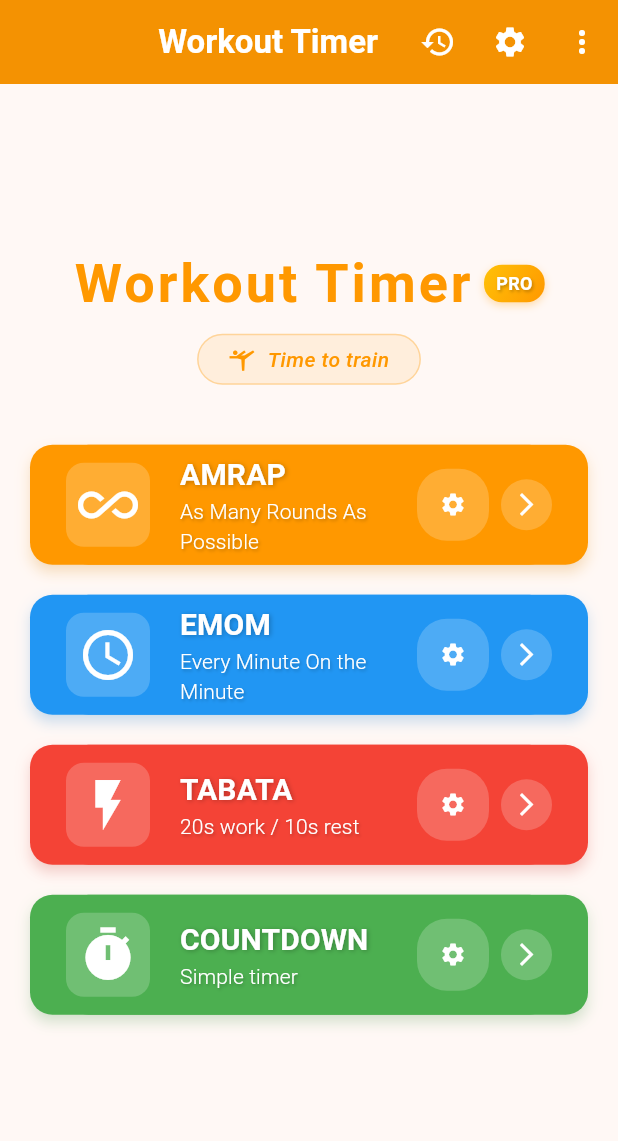
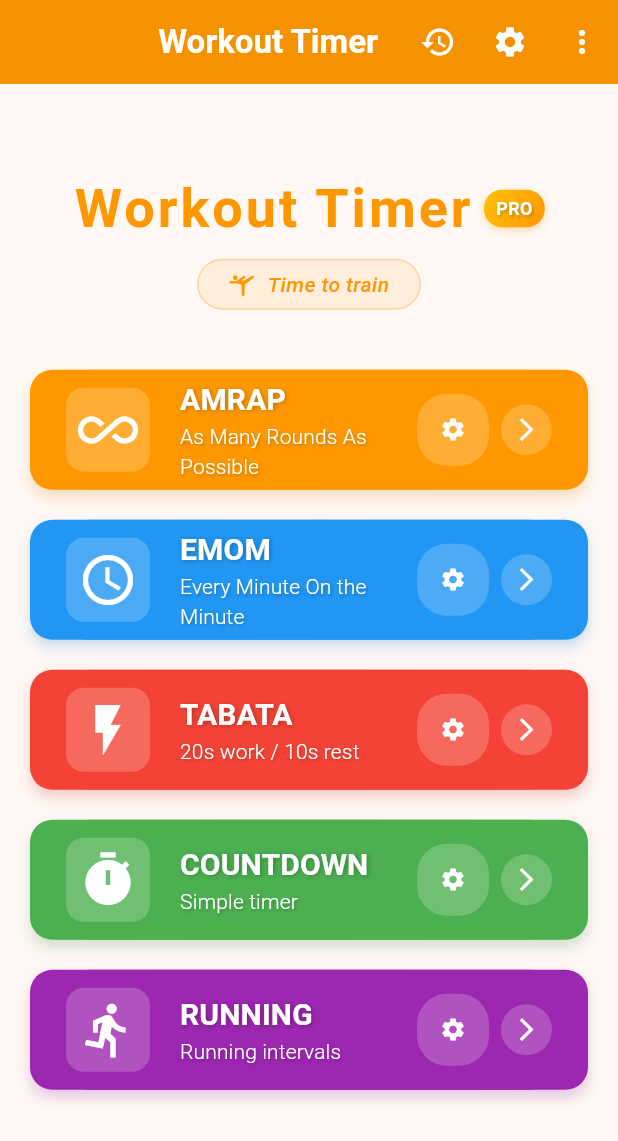
Before and after one commit to AlexHerDom/crossfit_timer, a Flutter app: the screen it shows after launch, on a phone screen of 412 x 824 dp. Shown: the top 1141 px of the screen. Run offline on Flutter 3.47's test engine with Material 3 defaults, Android fonts, the phone set to English and light mode, and no system bars; drawn by our look-alikes of flutter_animate; our stand-ins replace audioplayers, confetti, flutter_tts, share_plus, shared_preferences, wakelock_plus.

Commit message:
feat: Add Running timer button and translations
- Add running_title and running_subtitle translations in Spanish and English
- Add purple Running button to home screen with running icon
- Set up navigation structure for Running timer type
- Prepare foundation for Running interval timer implementation

```diff
--- a/lib/language_provider.dart
+++ b/lib/language_provider.dart
@@ -148,6 +148,8 @@ class LanguageProvider extends ChangeNotifier {
         'tabata_subtitle': '20s trabajo / 10s descanso',
         'countdown_title': 'COUNTDOWN',
         'countdown_subtitle': 'Temporizador simple',
+        'running_title': 'RUNNING',
+        'running_subtitle': 'Intervalos de carrera',
 
         // AppBar
         'history': 'Historial',
@@ -309,6 +311,8 @@ class LanguageProvider extends ChangeNotifier {
         'tabata_subtitle': '20s work / 10s rest',
         'countdown_title': 'COUNTDOWN',
         'countdown_subtitle': 'Simple timer',
+        'running_title': 'RUNNING',
+        'running_subtitle': 'Running intervals',
 
         // AppBar
         'history': 'History',
--- a/lib/screens/home_screen.dart
+++ b/lib/screens/home_screen.dart
@@ -261,6 +261,22 @@ class _HomeScreenState extends State<HomeScreen> {
                 .fadeIn(duration: 600.ms, delay: 500.ms)
                 .slideX(begin: 0.3, end: 0)
                 .shimmer(delay: 1600.ms, duration: 1500.ms),
+
+            const SizedBox(height: 20),
+
+            // Botón Running con animación
+            _buildTimerButton(
+                  context,
+                  title: languageProvider.getText('running_title'),
+                  subtitle: languageProvider.getText('running_subtitle'),
+                  icon: Icons.directions_run,
+                  color: Colors.purple,
+                  onTap: () => _navigateToTimer(context, 'RUNNING'),
+                )
+                .animate()
+                .fadeIn(duration: 600.ms, delay: 600.ms)
+                .slideX(begin: -0.3, end: 0)
+                .shimmer(delay: 1800.ms, duration: 1500.ms),
 
             const SizedBox(height: 40),
           ],
```
